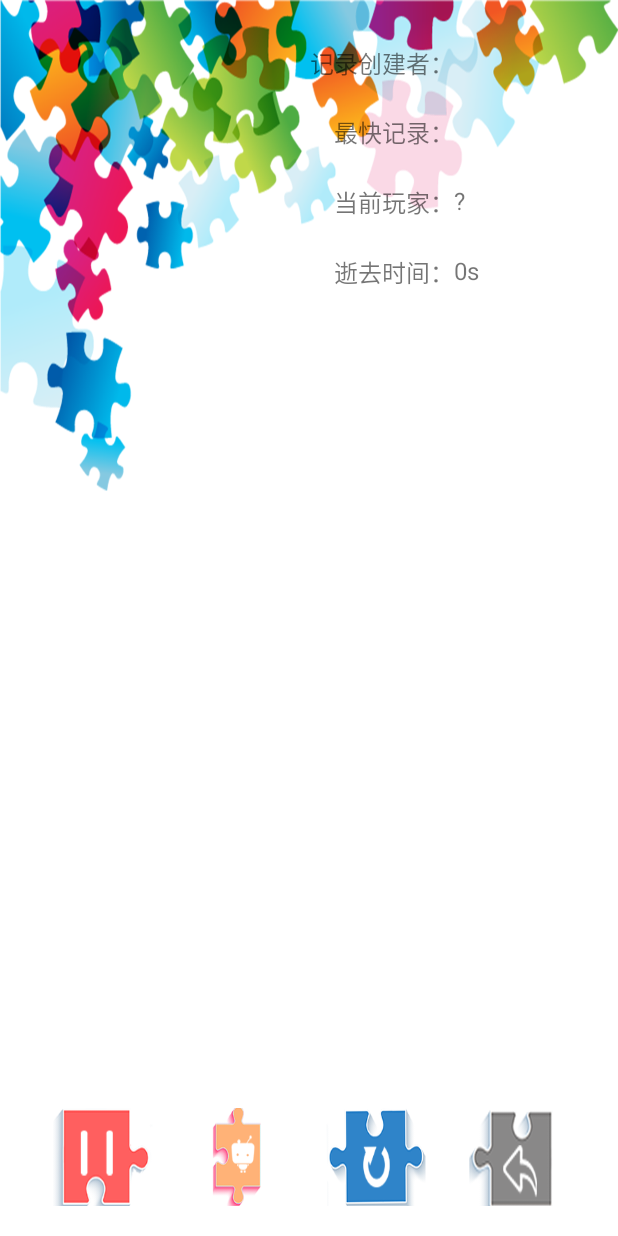
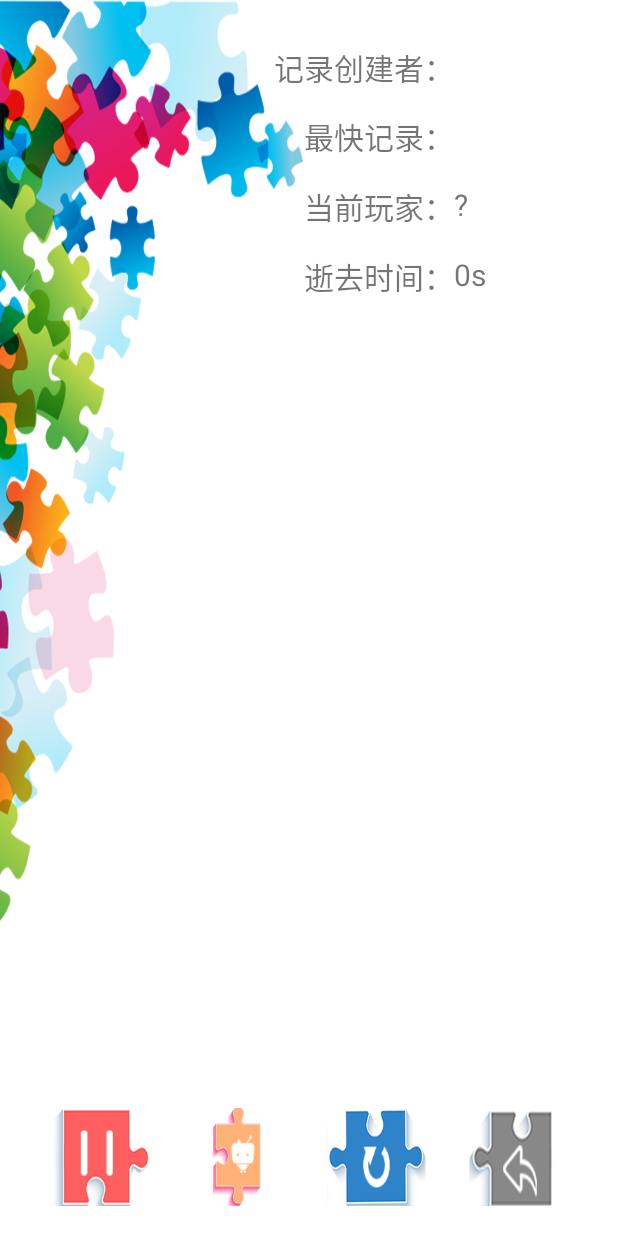
Before and after one commit to MFunction96/Puzzle, an Android app: the GameActivity screen opened directly, with no data from a screen before it, on a phone screen of 412 x 824 dp. Run offline under Robolectric (Android 15) with nearby library versions, the phone set to English and light mode, and no system bars; Roboto replaces fonts that are not available here; 8 statements that could not run were skipped.

Commit message:
修改字体和游戏界面

```diff
--- a/app/src/main/res/layout/activity_adventuremode.xml
+++ b/app/src/main/res/layout/activity_adventuremode.xml
@@ -4,7 +4,7 @@
     style="@style/AppTheme"
     android:layout_width="match_parent"
     android:layout_height="match_parent"
-    android:background="@drawable/gamebackgroungd"
+    android:background="@drawable/gamebackgroungd1"
     android:keepScreenOn="true"
     android:orientation="vertical"
     android:paddingBottom="40dip"
--- a/app/src/main/res/layout/activity_game.xml
+++ b/app/src/main/res/layout/activity_game.xml
@@ -4,7 +4,7 @@
     style="@style/AppTheme"
     android:layout_width="match_parent"
     android:layout_height="match_parent"
-    android:background="@drawable/gamebackgroungd"
+    android:background="@drawable/gamebackgroungd1"
     android:keepScreenOn="true"
     android:orientation="vertical"
     android:paddingBottom="20dip"
@@ -48,7 +48,7 @@
                     android:layout_weight="3"
                     android:gravity="right"
                     android:text="@string/winner"
-                    android:textSize="16sp"
+                    android:textSize="20sp"
                     tools:ignore="RtlHardcoded" />
 
                 <TextView
@@ -57,7 +57,7 @@
                     android:layout_height="match_parent"
                     android:layout_weight="2"
                     android:gravity="left"
-                    android:textSize="16sp"
+                    android:textSize="20sp"
                     tools:ignore="RtlHardcoded" />
             </TableRow>
 
@@ -73,7 +73,7 @@
                     android:layout_weight="3"
                     android:gravity="right"
                     android:text="@string/record"
-                    android:textSize="16sp"
+                    android:textSize="20sp"
                     tools:ignore="RtlHardcoded" />
 
                 <TextView
@@ -82,7 +82,7 @@
                     android:layout_height="match_parent"
                     android:layout_weight="2"
                     android:gravity="left"
-                    android:textSize="16sp"
+                    android:textSize="20sp"
                     tools:ignore="RtlHardcoded" />
             </TableRow>
 
@@ -98,7 +98,7 @@
                     android:layout_weight="3"
                     android:gravity="right"
                     android:text="@string/current"
-                    android:textSize="16sp"
+                    android:textSize="20sp"
                     tools:ignore="RtlHardcoded" />
 
                 <TextView
@@ -107,7 +107,7 @@
                     android:layout_height="match_parent"
                     android:layout_weight="2"
                     android:gravity="left"
-                    android:textSize="16sp"
+                    android:textSize="20sp"
                     tools:ignore="RtlHardcoded" />
             </TableRow>
 
@@ -123,7 +123,7 @@
                     android:layout_weight="3"
                     android:gravity="right"
                     android:text="@string/timepast"
-                    android:textSize="16sp"
+                    android:textSize="20sp"
                     tools:ignore="RtlHardcoded" />
 
                 <RelativeLayout
@@ -138,7 +138,7 @@
                         android:layout_width="wrap_content"
                         android:layout_height="wrap_content"
                         android:text="@string/o"
-                        android:textSize="16sp" />
+                        android:textSize="20sp" />
 
                     <TextView
                         android:id="@+id/secondhint"
@@ -147,7 +147,7 @@
                         android:layout_toEndOf="@+id/tv_dispaly_time"
                         android:layout_toRightOf="@id/tv_dispaly_time"
                         android:text="@string/s"
-                        android:textSize="16sp" />
+                        android:textSize="20sp" />
                 </RelativeLayout>
             </TableRow>
         </TableLayout>
--- a/app/src/main/res/values/styles.xml
+++ b/app/src/main/res/values/styles.xml
@@ -6,7 +6,7 @@
         <item name="colorPrimary">@color/colorPrimary</item>
         <item name="colorPrimaryDark">@color/colorPrimaryDark</item>
         <item name="colorAccent">@color/colorAccent</item>
-        <item name="android:textSize">14sp</item>
+        <item name="android:textSize">20sp</item>
     </style>
 
     <style name="dialog" parent="@android:style/Theme.Dialog">
```
Also changed, not shown: app/src/main/res/drawable/gamebackgroungd1.png.
